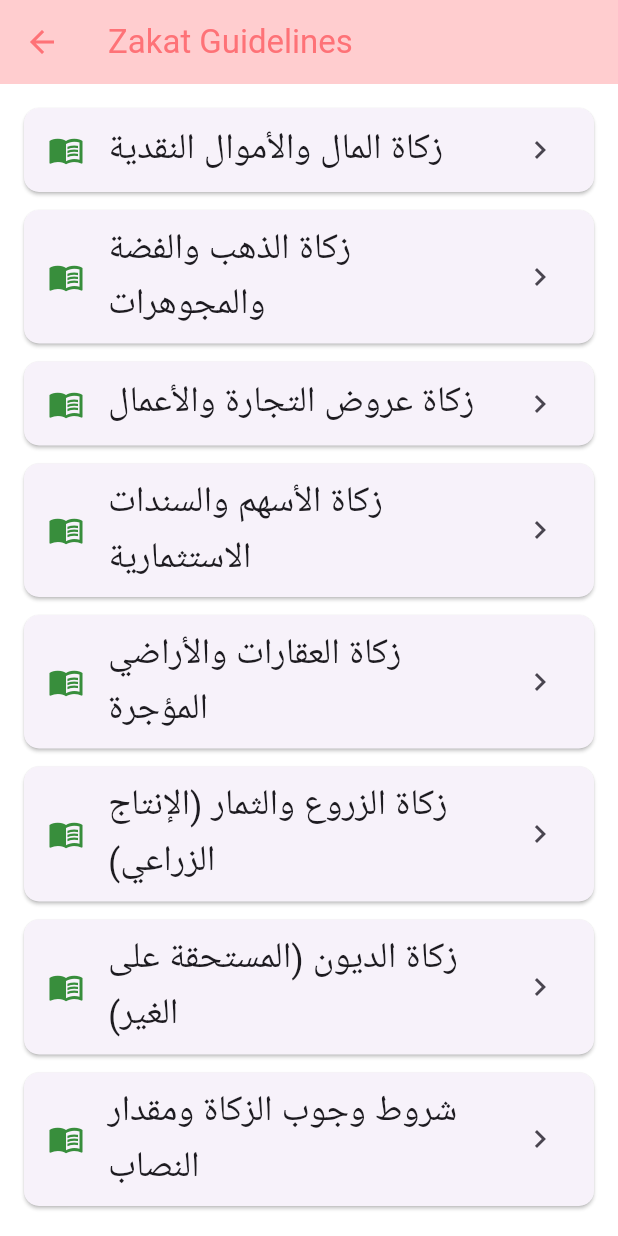
After one commit to YoussefGhonem1/charity_app, a Flutter app: the KnowledgeHubScreen screen opened by its route, after a tap on "Zakat Guidelines", on a phone screen of 412 x 824 dp. The commit adds this screen. Run offline on Flutter 3.47's test engine with Material 3 defaults, Android fonts, the phone set to English and light mode, and no system bars; our stand-ins replace cloud_firestore, confetti, dots_indicator, firebase_auth, firebase_core, firebase_storage and 4 more; accounts and stored records are empty.

Commit message:
feat:add knowledge pages

```diff
--- a/lib/src/features/donation_page/screen/foundation_page.dart
+++ b/lib/src/features/donation_page/screen/foundation_page.dart
@@ -108,7 +108,6 @@ class FoundationPage extends StatelessWidget {
 
                   const SizedBox(height: 24),
 
-                  // زر التبرع
                   Row(
                     children: [
                       Expanded(
--- /dev/null
+++ b/lib/src/features/knowledge_hub/screens/knowledge_hub_screen.dart
@@ -0,0 +1,82 @@
+import 'package:charity/src/shared/routing/app_routs.dart';
+import 'package:charity/src/shared/localization/app_translations.dart';
+import 'package:charity/src/shared/theme/app_colors.dart';
+import 'package:flutter/material.dart';
+
+class KnowledgeHubScreen extends StatelessWidget {
+  const KnowledgeHubScreen({super.key});
+
+  @override
+  Widget build(BuildContext context) {
+    final t = AppTranslations.of(context);
+    return Scaffold(
+      appBar: AppBar(
+        title: Text(t.translate('knowledge_hub')),
+        backgroundColor: AppColors.primaryColor.shade100,
+        foregroundColor: AppColors.primaryColor,
+      ),
+      body: ListView(
+        padding: const EdgeInsets.all(16),
+        children: [
+          _buildFeatureCard(
+            context: context,
+            title: t.translate('zakat_guidelines'),
+            subtitle: 'تعرّف على أحكام وشروط الزكاة في مختلف الأصول.',
+            icon: Icons.auto_stories,
+            color: Colors.green.shade700,
+            onTap: () => Navigator.pushNamed(context, Routes.zakatTopics),
+          ),
+          const SizedBox(height: 16),
+          _buildFeatureCard(
+            context: context,
+            title: t.translate('success_stories'),
+            subtitle: 'شاهد الأثر الحقيقي لتبرعاتك من خلال قصصنا.',
+            icon: Icons.star_border,
+            color: Colors.blue.shade700,
+            onTap: () => Navigator.pushNamed(context, Routes.successStories),
+          ),
+          const SizedBox(height: 16),
+          _buildFeatureCard(
+            context: context,
+            title: t.translate('faq_title'),
+            subtitle: 'إجابات على أسئلتك حول التبرع وحسابات التطبيق.',
+            icon: Icons.help_outline,
+            color: Colors.orange.shade700,
+            onTap: () => Navigator.pushNamed(context, Routes.faq),
+          ),
+        ],
+      ),
+    );
+  }
+
+  Widget _buildFeatureCard({
+    required BuildContext context,
+    required String title,
+    required String subtitle,
+    required IconData icon,
+    required Color color,
+    required VoidCallback onTap,
+  }) {
+    return Card(
+      elevation: 4,
+      shape: RoundedRectangleBorder(borderRadius: BorderRadius.circular(12)),
+      child: ListTile(
+        contentPadding: const EdgeInsets.all(16),
+        leading: CircleAvatar(
+          backgroundColor: color.withOpacity(0.1),
+          child: Icon(icon, color: color),
+        ),
+        title: Text(
+          title,
+          style: Theme.of(context).textTheme.headlineSmall,
+        ),
+        subtitle: Padding(
+          padding: const EdgeInsets.only(top: 4.0),
+          child: Text(subtitle, style: TextStyle(color: Colors.grey.shade600)),
+        ),
+        trailing: const Icon(Icons.arrow_forward_ios, size: 16),
+        onTap: onTap,
+      ),
+    );
+  }
+}
--- /dev/null
+++ b/lib/src/features/knowledge_hub/screens/zakat_topic_detail_screen.dart
@@ -0,0 +1,98 @@
+import 'package:charity/src/shared/theme/app_colors.dart';
+import 'package:flutter/material.dart';
+
+class ZakatTopicDetailScreen extends StatelessWidget {
+  final String topic;
+  const ZakatTopicDetailScreen({super.key, required this.topic});
+
+  @override
+  Widget build(BuildContext context) {
+    // محتوى ثابت افتراضي
+    final String content = _getStaticContent(topic);
+
+    return Scaffold(
+      appBar: AppBar(
+        title: Text(topic, maxLines: 1, overflow: TextOverflow.ellipsis),
+        backgroundColor: AppColors.primaryColor.shade100,
+        foregroundColor: AppColors.primaryColor,
+      ),
+      body: SingleChildScrollView(
+        padding: const EdgeInsets.all(16),
+        child: Column(
+          crossAxisAlignment: CrossAxisAlignment.end,
+          children: [
+            Container(
+              padding: const EdgeInsets.all(12),
+              margin: const EdgeInsets.only(bottom: 16),
+              decoration: BoxDecoration(
+                color: Colors.green.shade50,
+                borderRadius: BorderRadius.circular(8),
+                border: Border.all(color: Colors.green.shade200),
+              ),
+              child: Text(
+                'الزكاة ركن أساسي في الإسلام، وهي تطهير للنفس والمال وتنمية للمجتمع.',
+                style: TextStyle(color: Colors.green.shade800, fontStyle: FontStyle.italic),
+                textAlign: TextAlign.right,
+              ),
+            ),
+
+            Text(
+              'تفاصيل ${topic}',
+              style: Theme.of(context).textTheme.headlineSmall?.copyWith(fontWeight: FontWeight.bold),
+              textAlign: TextAlign.right,
+            ),
+            const SizedBox(height: 12),
+            Text(
+              content,
+              style: Theme.of(context).textTheme.bodyMedium?.copyWith(height: 1.8),
+              textAlign: TextAlign.justify,
+              textDirection: TextDirection.rtl,
+            ),
+          ],
+        ),
+      ),
+    );
+  }
+
+  String _getStaticContent(String topic) {
+    switch (topic) {
+      case 'زكاة المال والأموال النقدية':
+        return '''
+تجب الزكاة في الأموال النقدية التي بلغت النصاب وحال عليها الحول (مرور سنة هجرية كاملة).
+النصاب هو ما يعادل قيمة 85 جرامًا من الذهب الخالص. ومقدار الزكاة الواجب هو 2.5% من إجمالي المبلغ.
+يشمل ذلك الودائع البنكية، والمدخرات، والأموال الموجودة في الحسابات الجارية التي لا يحتاجها صاحبها لنفقاته الأساسية في الحال. يجب الحساب بدقة عند نهاية الحول.
+        ''';
+      case 'زكاة الذهب والفضة والمجوهرات':
+        return '''
+تجب الزكاة في الذهب والفضة إذا بلغا النصاب وحال عليهما الحول. نصاب الذهب هو 85 جرامًا، ونصاب الفضة هو 595 جرامًا.
+الزكاة تكون بنسبة 2.5% من قيمة المعدن. بالنسبة للمجوهرات، إذا كانت للاقتناء والاستعمال الشخصي (غير المحرم)، فلا تجب فيها الزكاة في قول الجمهور، أما إذا كانت للتجارة أو الادخار، فتجب فيها الزكاة.
+        ''';
+      case 'زكاة عروض التجارة والأعمال':
+        return '''
+عروض التجارة هي كل ما أُعدّ للبيع والشراء بقصد الربح، كالبضائع والمواد الخام والأجهزة. تجب الزكاة فيها إذا بلغت قيمتها النصاب وحال عليها الحول، وتُقوّم بسعر السوق عند نهاية الحول، ثم تخرج الزكاة بنسبة 2.5% من قيمتها.
+        ''';
+      case 'زكاة الأسهم والسندات الاستثمارية':
+        return '''
+زكاة الأسهم تختلف حسب نية المستثمر. إذا كانت للاستثمار طويل الأجل والاستفادة من العائد السنوي، فيُزكى العائد السنوي فقط. وإذا كانت للمضاربة (البيع والشراء السريع)، فتُزكى كعروض تجارة بقيمة الأسهم السوقية وقت وجوب الزكاة بنسبة 2.5%.
+        ''';
+      case 'زكاة العقارات والأراضي المؤجرة':
+        return '''
+العقارات والوحدات السكنية التي تُؤجر للاستفادة من ريعها، لا تجب الزكاة في قيمة الأصل (العقار نفسه)، وإنما تجب الزكاة في الإيجار (الأموال النقدية المستلمة) إذا بلغت النصاب وحال عليها الحول. أما إذا كانت معدة للبيع، فتزكى كعروض تجارة.
+        ''';
+      case 'زكاة الزروع والثمار (الإنتاج الزراعي)':
+        return '''
+تجب الزكاة في كل ما يُزرع ويُحصد مما يُقصد به الاقتيات (كالحبوب والتمر). ولا يشترط الحول فيها، بل تُزكى عند الحصاد. المقدار الواجب هو 10% مما يُسقى بلا كلفة (كالري بماء المطر)، و5% مما يُسقى بكلفة (كالري بالآلات).
+        ''';
+      case 'زكاة الديون (المستحقة على الغير)':
+        return '''
+الديون التي لك على الغير (القروض أو المبالغ المستحقة)، إذا كانت على مُقرٍّ مليء (قادر على السداد)، فتجب الزكاة عليها عند قبضها عن كل سنة مضت. أما الديون على مُعسر أو مُنكر، فلا زكاة فيها حتى تُقبض، ثم تُزكى لسنة واحدة فقط.
+        ''';
+      case 'شروط وجوب الزكاة ومقدار النصاب':
+        return '''
+للزكاة شروط أربعة أساسية: 1. الإسلام: لا تجب على غير المسلم. 2. الحرية: (لا تجب على العبد). 3. ملك النصاب: أن يبلغ المال الحد الأدنى للوجوب، وهو ما يعادل 85 جراماً من الذهب الخالص. 4. تمام الحول: مرور سنة قمرية كاملة على ملك المال دون نقصان عن النصاب.
+        ''';
+      default:
+        return 'هذا الموضوع قيد الإعداد، يرجى مراجعة المواضيع الأخرى.';
+    }
+  }
+}
--- /dev/null
+++ b/lib/src/features/knowledge_hub/screens/zakat_topics_screen.dart
@@ -0,0 +1,55 @@
+import 'package:charity/src/shared/routing/app_routs.dart';
+import 'package:charity/src/shared/localization/app_translations.dart';
+import 'package:charity/src/shared/theme/app_colors.dart';
+import 'package:flutter/material.dart';
+
+class ZakatTopicsScreen extends StatelessWidget {
+  const ZakatTopicsScreen({super.key});
+
+  final List<String> zakatTopics = const [
+    'زكاة المال والأموال النقدية',
+    'زكاة الذهب والفضة والمجوهرات',
+    'زكاة عروض التجارة والأعمال',
+    'زكاة الأسهم والسندات الاستثمارية',
+    'زكاة العقارات والأراضي المؤجرة',
+    'زكاة الزروع والثمار (الإنتاج الزراعي)',
+    'زكاة الديون (المستحقة على الغير)',
+    'شروط وجوب الزكاة ومقدار النصاب',
+  ];
+
+  @override
+  Widget build(BuildContext context) {
+    final t = AppTranslations.of(context);
+    return Scaffold(
+      appBar: AppBar(
+        title: Text(t.translate('zakat_guidelines')),
+        backgroundColor: AppColors.primaryColor.shade100,
+        foregroundColor: AppColors.primaryColor,
+      ),
+      body: ListView.builder(
+        padding: const EdgeInsets.all(16),
+        itemCount: zakatTopics.length,
+        itemBuilder: (context, index) {
+          final topic = zakatTopics[index];
+          return Card(
+            elevation: 1,
+            margin: const EdgeInsets.only(bottom: 12),
+            shape: RoundedRectangleBorder(borderRadius: BorderRadius.circular(10)),
+            child: ListTile(
+              leading: Icon(Icons.menu_book, color: Colors.green.shade700),
+              title: Text(topic),
+              trailing: const Icon(Icons.chevron_right),
+              onTap: () {
+                Navigator.pushNamed(
+                  context,
+                  Routes.zakatTopicDetail,
+                  arguments: topic,
+                );
+              },
+            ),
+          );
+        },
+      ),
+    );
+  }
+}
--- a/lib/src/features/profile_management/profile_management_screen.dart
+++ b/lib/src/features/profile_management/profile_management_screen.dart
@@ -146,6 +146,11 @@ class _ProfileManagementScreenState extends State<ProfileManagementScreen> {
                     Navigator.pushNamed(context, Routes.zakatCalculator),
               ),
               _buildMenuItem(
+                icon: Icons.lightbulb_outline,
+                text: t.translate('knowledge_hub'),
+                onTap: () => Navigator.pushNamed(context, Routes.knowledgeHub),
+              ),
+              _buildMenuItem(
                 icon: Icons.add,
                 text: t.addCampaign,
                 onTap: () => Navigator.pushNamed(context, Routes.add_donate),
--- a/lib/src/shared/localization/app_translations.dart
+++ b/lib/src/shared/localization/app_translations.dart
@@ -60,6 +60,10 @@ class AppTranslations {
       'log_out': 'Log out',
       'are_you_sure_logout': 'Are you sure you want to log out?',
       'cancel': 'Cancel',
+      'knowledge_hub': 'Knowledge Hub',
+      'zakat_guidelines': 'Zakat Guidelines',
+      'success_stories': 'Success Stories',
+      'faq_title': 'Frequently Asked Questions',
 
       // Home Screen
       'feature_campaigns': 'Feature Campaigns',
@@ -187,6 +191,10 @@ class AppTranslations {
       'log_out': 'تسجيل الخروج',
       'are_you_sure_logout': 'هل أنت متأكد من تسجيل الخروج؟',
       'cancel': 'إلغاء',
+      'knowledge_hub': 'مركز المعرفة الخيري',
+      'zakat_guidelines': 'دليل الزكاة الشامل',
+      'success_stories': 'قصص نجاح مُلهمة',
+      'faq_title': 'الأسئلة الشائعة',
 
       // Home Screen
       'feature_campaigns': 'حملات مميزة',
--- a/lib/src/shared/localization/ar_translations.dart
+++ b/lib/src/shared/localization/ar_translations.dart
@@ -48,6 +48,10 @@ const Map<String, String> arTranslations = {
   'log_out': 'تسجيل الخروج',
   'are_you_sure_logout': 'هل أنت متأكد من تسجيل الخروج؟',
   'cancel': 'إلغاء',
+  'knowledge_hub': 'مركز المعرفة الخيري',
+  'zakat_guidelines': 'دليل الزكاة الشامل',
+  'success_stories': 'قصص نجاح مُلهمة',
+  'faq_title': 'الأسئلة الشائعة',
 
   // Home Screen
   'feature_campaigns': 'حملات مميزة',
@@ -79,7 +83,8 @@ const Map<String, String> arTranslations = {
   // Invite Friends
   'invite_friends_title': 'دعوة الأصدقاء',
   'share_your_referral_link': 'شارك رابط الإحالة الخاص بك',
-  'invite_friends_description': 'ادعُ الأصدقاء وساعد المزيد من الناس. شارك رابطك الفريد أدناه.',
+  'invite_friends_description':
+      'ادعُ الأصدقاء وساعد المزيد من الناس. شارك رابطك الفريد أدناه.',
   'your_code': 'رمزك',
   'referral_link': 'رابط الإحالة',
   'copy_link': 'نسخ الرابط',
--- a/lib/src/shared/routing/app_routs.dart
+++ b/lib/src/shared/routing/app_routs.dart
@@ -10,6 +10,12 @@ import 'package:charity/src/features/home/cubits/foundations_cubit.dart';
 import 'package:charity/src/features/home/models/campaign_model.dart';
 import 'package:charity/src/features/home/models/foundation_model.dart';
 import 'package:charity/src/features/home/screen/home_screen.dart';
+import 'package:charity/src/features/knowledge_hub/screens/faq_screen.dart';
+import 'package:charity/src/features/knowledge_hub/screens/knowledge_hub_screen.dart';
+import 'package:charity/src/features/knowledge_hub/screens/story_detail_screen.dart';
+import 'package:charity/src/features/knowledge_hub/screens/success_stories_screen.dart';
+import 'package:charity/src/features/knowledge_hub/screens/zakat_topic_detail_screen.dart';
+import 'package:charity/src/features/knowledge_hub/screens/zakat_topics_screen.dart';
 import 'package:charity/src/features/layout/screens/layout_screen.dart';
 import 'package:charity/src/features/on_boarding/screens/on_boarding_page.dart';
 import 'package:charity/src/features/payment/screens/add_card_page.dart';
@@ -58,9 +64,15 @@ class Routes {
   static const String zakatCalculator = '/zakat_calculator';
   static const String add_donate = '/add_donate';
   static const String prof_manage = '/prof_manage';
-    static const String foundationPage = "/foundation_page";
-    static const String all = "/all_foundation";
+  static const String foundationPage = "/foundation_page";
+  static const String all = "/all_foundation";
   static const String categoryDetails = '/category_details';
+  static const String knowledgeHub = '/knowledge_hub';
+  static const String zakatTopics = '/zakat_topics';
+  static const String zakatTopicDetail = '/zakat_topic_detail';
+  static const String successStories = '/success_stories';
+  static const String storyDetail = '/story_detail';
+  static const String faq = '/faq';
 }
 
 class AppRoutes {
@@ -128,12 +140,20 @@ class AppRoutes {
       case Routes.all:
         return MaterialPageRoute(builder: (_) => AllFoundation());
 
-        return MaterialPageRoute(
-          builder: (_) => BlocProvider(
-            create: (_) => FavouriteCubit()..loadFavourites(),
-            child: const FavouriteScreen(),
-          ),
-        );
+        case Routes.knowledgeHub:
+        return MaterialPageRoute(builder: (_) => const KnowledgeHubScreen());
+      case Routes.zakatTopics:
+        return MaterialPageRoute(builder: (_) => const ZakatTopicsScreen());
+      case Routes.zakatTopicDetail:
+        final topic = settings.arguments as String;
+        return MaterialPageRoute(builder: (_) => ZakatTopicDetailScreen(topic: topic));
+      case Routes.successStories:
+        return MaterialPageRoute(builder: (_) => const SuccessStoriesScreen());
+      case Routes.storyDetail:
+        final storyTitle = settings.arguments as String;
+        return MaterialPageRoute(builder: (_) => StoryDetailScreen(storyTitle: storyTitle));
+      case Routes.faq:
+        return MaterialPageRoute(builder: (_) => const FAQScreen());
 
       case Routes.homePage:
         return MaterialPageRoute(builder: (_) => HomeScreen());
```
Also changed, not shown: lib/src/features/knowledge_hub/screens/faq_screen.dart (added, +82 -0 lines), lib/src/features/knowledge_hub/screens/story_detail_screen.dart (added, +156 -0 lines), lib/src/features/knowledge_hub/screens/success_stories_screen.dart (added, +127 -0 lines).
